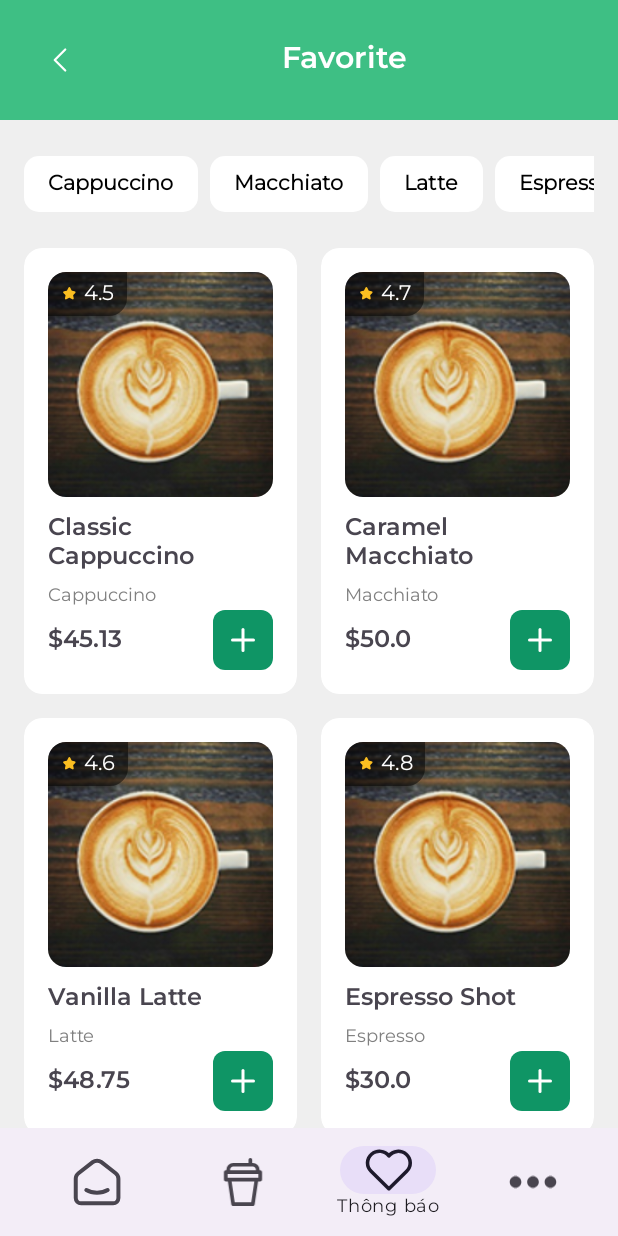
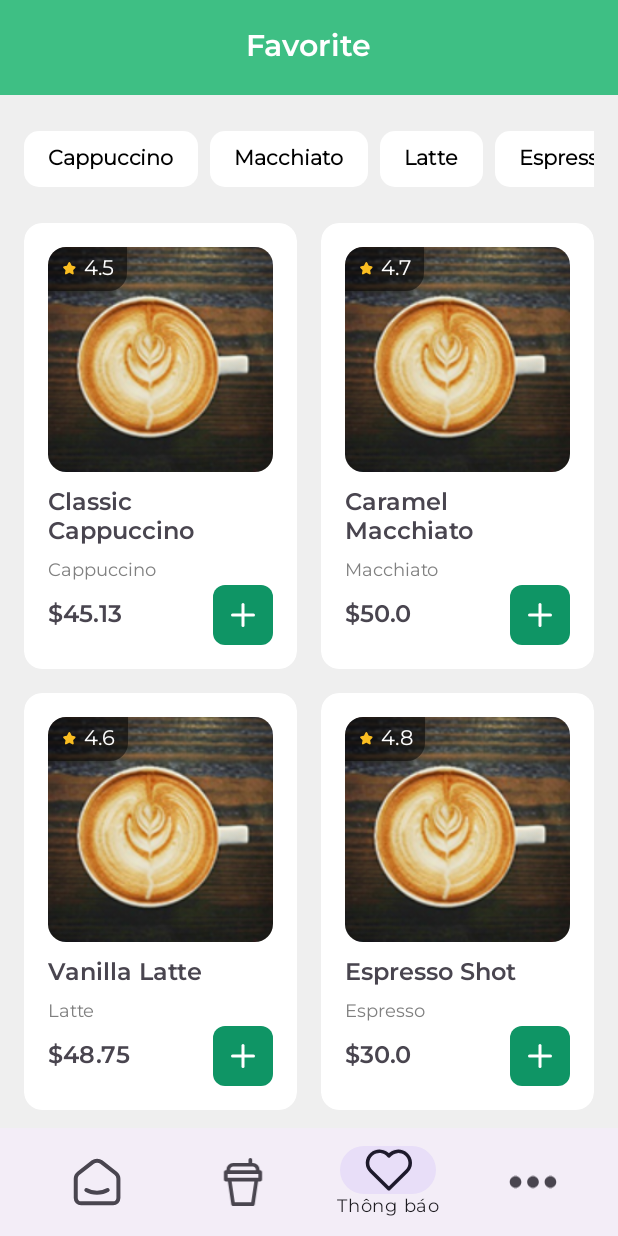
Before and after one commit to SE330-CoffeeShop/Coffee-Shop-Management-Android, an Android app: the FavoritesFragment screen opened through its navigation route, on a phone screen of 412 x 824 dp. Run offline under Robolectric (Android 15) with nearby library versions, the phone set to English and light mode, and no system bars; our stand-ins replace Dagger/Hilt's generated code, navigation-ui; 2 statements that could not run were skipped.

Commit message:
Refactor screen: FavoriteFragment - Back Button

```diff
--- a/app/src/main/res/layout/fragment_favorites.xml
+++ b/app/src/main/res/layout/fragment_favorites.xml
@@ -21,15 +21,6 @@
             android:gravity="center_vertical"
             android:orientation="horizontal"
             android:padding="16dp">
-
-            <ImageButton
-                android:id="@+id/backButtonFavorite"
-                android:layout_width="48dp"
-                android:layout_height="48dp"
-                android:background="@null"
-                android:contentDescription="Back button"
-                android:src="@drawable/back_icon" />
-
             <View
                 android:layout_width="0dp"
                 android:layout_height="1dp"
```
